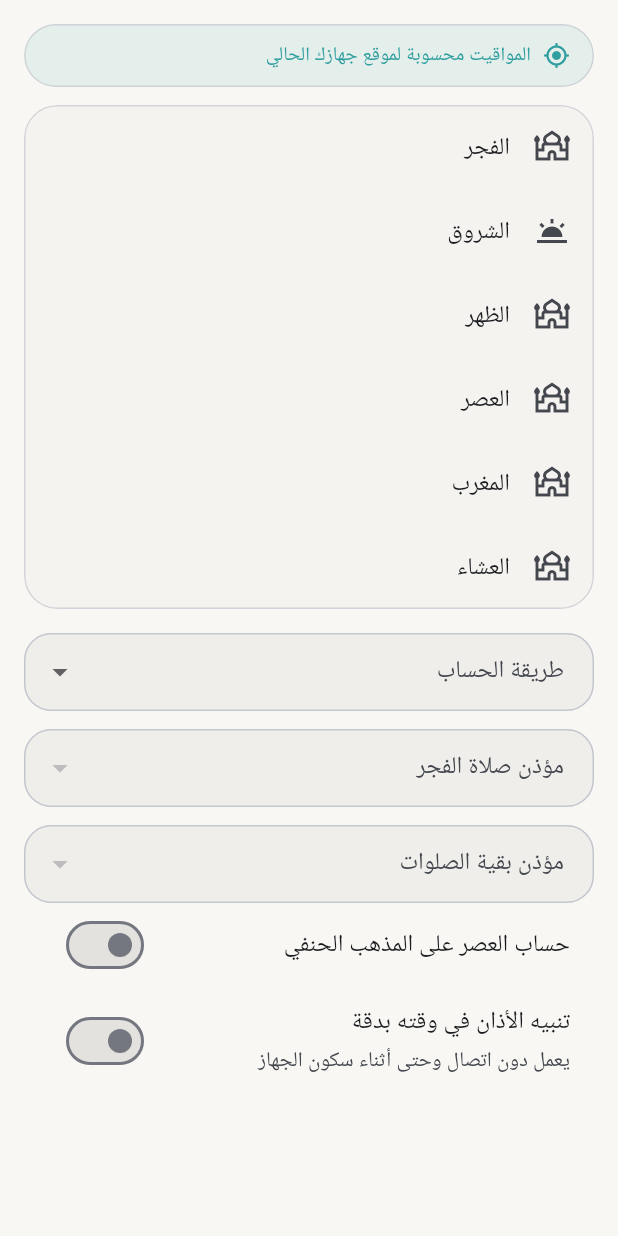
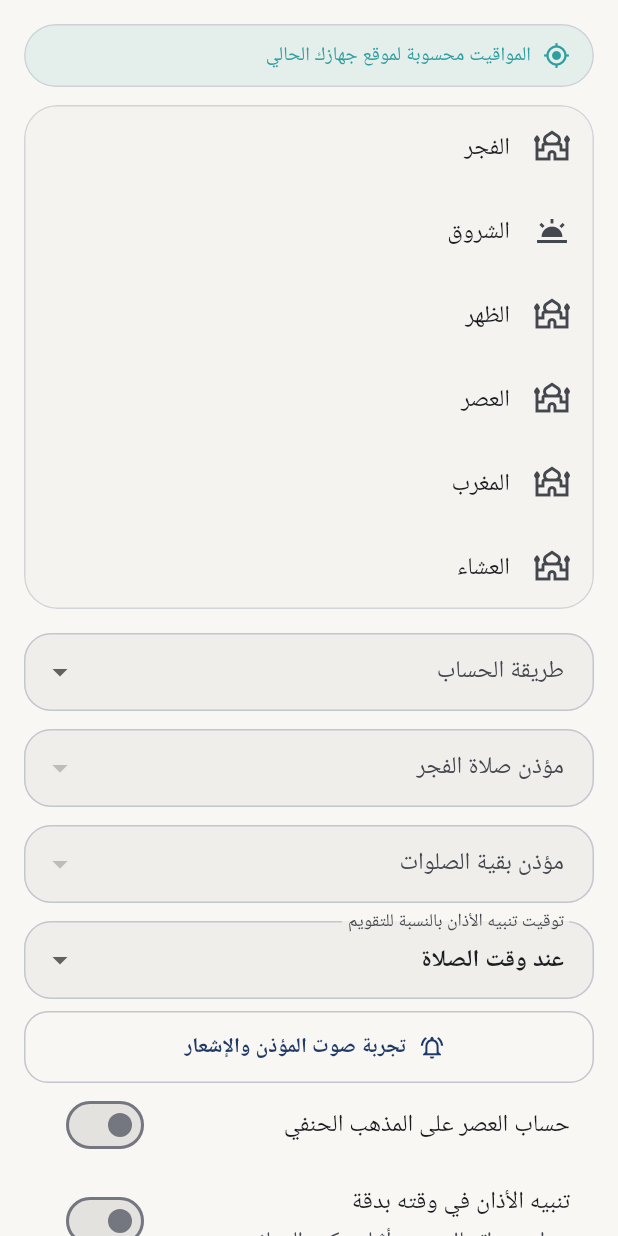
Before and after one commit to moataz77549-byte/Fadhaker2, a Flutter app: the _TimetableView widget shown alone on an empty page, opened directly with empty values, on a phone screen of 412 x 824 dp. Run offline on Flutter 3.47's test engine with Material 3 defaults, Android fonts, the phone set to English and light mode, and no system bars; our stand-ins replace app_links, audio_service, cached_network_image, chewie, firebase_core, firebase_crashlytics and 13 more; missing offline and left inert: audio_session, workmanager; accounts and stored records are empty.

Commit message:
feat(prayer): custom alarm offset and notification preview

```diff
--- a/apps/mobile/lib/features/prayer/presentation/prayer_times_screen.dart
+++ b/apps/mobile/lib/features/prayer/presentation/prayer_times_screen.dart
@@ -25,6 +25,7 @@
   static const _alarmsKey = 'prayer.alarms_enabled';
   static const _fajrSoundKey = 'prayer.fajr_sound';
   static const _regularSoundKey = 'prayer.regular_sound';
+  static const _offsetKey = 'prayer.alarm_offset_minutes';
 
   PrayerCalculationMethod _method = PrayerCalculationMethod.ummAlQura;
   bool _hanafiAsr = false;
@@ -32,6 +33,7 @@
   bool _busy = false;
   String _fajrSound = 'adhan_madinah';
   String _regularSound = 'adhan_makkah';
+  int _offsetMinutes = 0;
   String? _status;
   Future<GeoCoordinates>? _coordinatesFuture;
 
@@ -59,6 +61,7 @@
       _alarmsEnabled = prefs.getBool(_alarmsKey) ?? false;
       _fajrSound = prefs.getString(_fajrSoundKey) ?? 'adhan_madinah';
       _regularSound = prefs.getString(_regularSoundKey) ?? 'adhan_makkah';
+      _offsetMinutes = (prefs.getInt(_offsetKey) ?? 0).clamp(-30, 30).toInt();
     });
   }
 
@@ -70,6 +73,7 @@
       prefs.setBool(_alarmsKey, _alarmsEnabled),
       prefs.setString(_fajrSoundKey, _fajrSound),
       prefs.setString(_regularSoundKey, _regularSound),
+      prefs.setInt(_offsetKey, _offsetMinutes),
     ]);
   }
 
@@ -127,6 +131,7 @@
           hanafiAsr: _hanafiAsr,
           fajrSound: _fajrSound,
           regularSound: _regularSound,
+          offsetMinutes: _offsetMinutes,
         );
         _status = 'تم ضبط تنبيه الأذان للأيام القادمة.';
       } else {
@@ -146,6 +151,15 @@
 
   Future<void> _rescheduleIfEnabled() async {
     if (_alarmsEnabled) await _applyAlarms(true);
+  }
+
+  Future<void> _previewSound() async {
+    try {
+      await localAlarmScheduler.previewAdhan(_regularSound);
+      if (mounted) setState(() => _status = 'أُرسل تنبيه تجريبي بصوت المؤذن المختار.');
+    } catch (_) {
+      if (mounted) setState(() => _status = 'تعذّرت التجربة. فعّل إذن الإشعارات من إعدادات الجهاز.');
+    }
   }
 
   String _format(DateTime time) =>
@@ -179,6 +193,7 @@
             busy: _busy,
             fajrSound: _fajrSound,
             regularSound: _regularSound,
+            offsetMinutes: _offsetMinutes,
             status: _status,
             soundItems: _soundItems,
             format: _format,
@@ -206,6 +221,13 @@
               _rescheduleIfEnabled();
             },
             onAlarmsChanged: _applyAlarms,
+            onPreviewSound: _previewSound,
+            onOffsetChanged: (value) {
+              if (value == null) return;
+              setState(() => _offsetMinutes = value);
+              unawaited(_persistSettings());
+              unawaited(_rescheduleIfEnabled());
+            },
           );
         },
       ),
@@ -273,6 +295,7 @@
   final bool busy;
   final String fajrSound;
   final String regularSound;
+  final int offsetMinutes;
   final String? status;
   final List<DropdownMenuItem<String>> soundItems;
   final String Function(DateTime) format;
@@ -281,6 +304,8 @@
   final ValueChanged<String?> onRegularSoundChanged;
   final ValueChanged<bool> onHanafiAsrChanged;
   final ValueChanged<bool> onAlarmsChanged;
+  final ValueChanged<int?> onOffsetChanged;
+  final VoidCallback onPreviewSound;
 
   const _TimetableView({
     required this.coordinates,
@@ -290,6 +315,7 @@
     required this.busy,
     required this.fajrSound,
     required this.regularSound,
+    required this.offsetMinutes,
     required this.status,
     required this.soundItems,
     required this.format,
@@ -298,6 +324,8 @@
     required this.onRegularSoundChanged,
     required this.onHanafiAsrChanged,
     required this.onAlarmsChanged,
+    required this.onOffsetChanged,
+    required this.onPreviewSound,
   });
 
   @override
@@ -370,6 +398,24 @@
           items: soundItems,
           onChanged: busy ? null : onRegularSoundChanged,
         ),
+        const SizedBox(height: 12),
+        DropdownButtonFormField<int>(
+          initialValue: offsetMinutes,
+          decoration: const InputDecoration(labelText: 'توقيت تنبيه الأذان بالنسبة للتقويم'),
+          items: const [-30, -20, -15, -10, -5, 0, 5, 10, 15, 20, 30]
+              .map((minutes) => DropdownMenuItem(
+                    value: minutes,
+                    child: Text(minutes == 0 ? 'عند وقت الصلاة' :
+                        minutes < 0 ? 'قبل الوقت بـ ${-minutes} دقائق' : 'بعد الوقت بـ $minutes دقائق'),
+                  )).toList(),
+          onChanged: busy ? null : onOffsetChanged,
+        ),
+        const SizedBox(height: 8),
+        OutlinedButton.icon(
+          onPressed: busy ? null : onPreviewSound,
+          icon: const Icon(Icons.notifications_active_outlined),
+          label: const Text('تجربة صوت المؤذن والإشعار'),
+        ),
         SwitchListTile(
           title: const Text('حساب العصر على المذهب الحنفي'),
           value: hanafiAsr,
```
